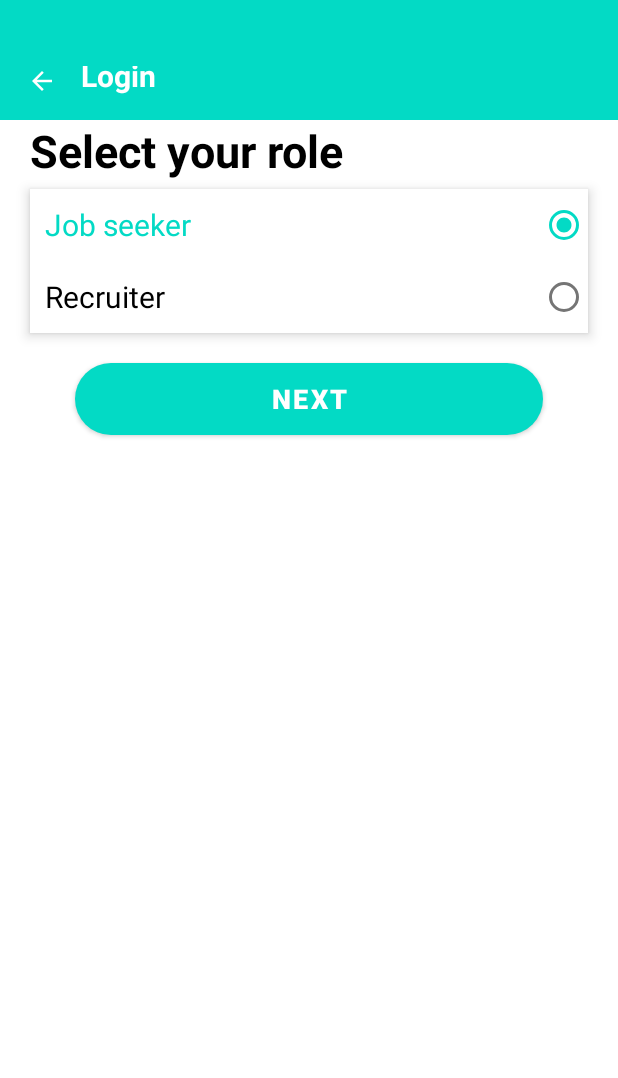
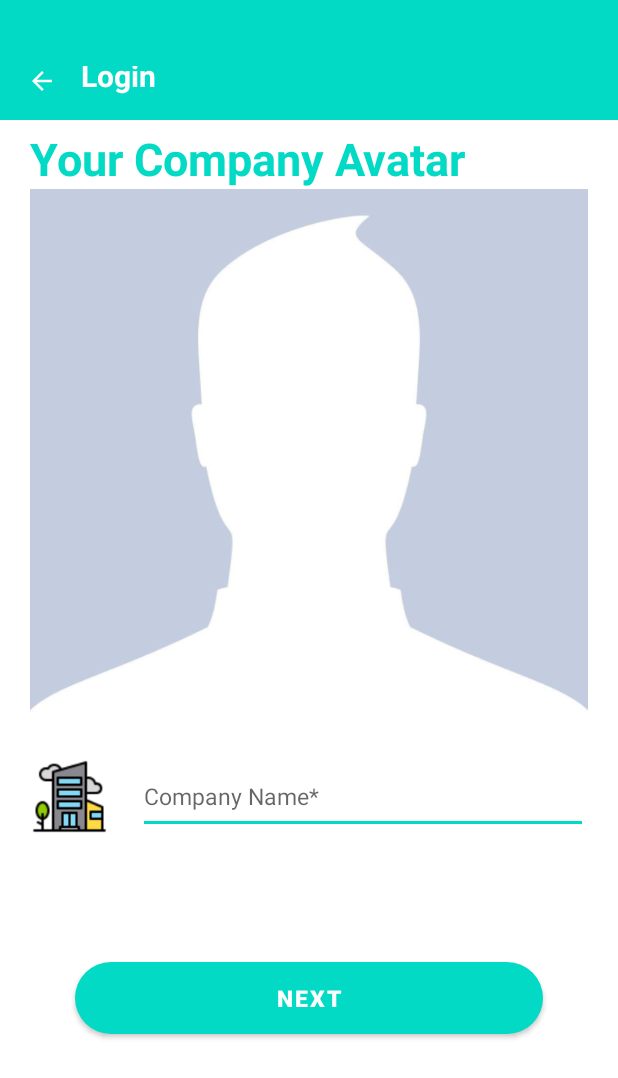
Before and after one commit to NekoNo001/GoJob, an Android app: the layout activity_companycolletion.xml on its own in the app's theme, with its tools: preview values and no code run, on a phone screen of 412 x 824 dp. Shown: the top 1078 px of the screen. Run offline under Robolectric (Android 15) with nearby library versions, the phone set to English and light mode, and no system bars.

Commit message:
new company collection

```diff
--- a/app/src/main/java/com/b1906478/gojob/activity/SignupActivity2.java
+++ b/app/src/main/java/com/b1906478/gojob/activity/SignupActivity2.java
@@ -69,7 +69,7 @@ public class SignupActivity2 extends AppCompatActivity {
                     startActivity(i);
                     finish();
                 }if (btnRecruiter.isChecked()){
-                    Intent i =new Intent(SignupActivity2.this,CompanycollectionActivity.class);
+                    Intent i =new Intent(SignupActivity2.this,CompanycolletionActivity.class);
                     startActivity(i);
                     finish();
                 }
--- a/app/src/main/res/layout/activity_companycolletion.xml
+++ b/app/src/main/res/layout/activity_companycolletion.xml
@@ -1,86 +1,92 @@
 <?xml version="1.0" encoding="utf-8"?>
-<androidx.constraintlayout.widget.ConstraintLayout xmlns:android="http://schemas.android.com/apk/res/android"
+<ScrollView xmlns:android="http://schemas.android.com/apk/res/android"
     xmlns:app="http://schemas.android.com/apk/res-auto"
     xmlns:tools="http://schemas.android.com/tools"
     android:layout_width="match_parent"
     android:layout_height="match_parent"
-    tools:context=".activity.CompanycollectionActivity"
-    >
+    android:fillViewport="true">
 
+
+    <androidx.constraintlayout.widget.ConstraintLayout
+        android:layout_width="match_parent"
+        android:layout_height="match_parent"
+        tools:context=".activity.CompanycolletionActivity">
 
         <include
             android:id="@+id/toolbarid"
             layout="@layout/toolbar"
-        />
+            app:layout_constraintEnd_toEndOf="parent"
+            app:layout_constraintStart_toStartOf="parent"
+            app:layout_constraintTop_toTopOf="parent" />
+
+        <ImageView
+            android:id="@+id/imageView2"
+            android:layout_width="match_parent"
+            android:layout_height="370dp"
+            android:layout_marginStart="20dp"
+            android:layout_marginEnd="20dp"
+            android:background="@drawable/img"
+            app:layout_constraintEnd_toEndOf="parent"
+            app:layout_constraintStart_toStartOf="parent"
+            app:layout_constraintTop_toBottomOf="@+id/textView" />
 
 
         <TextView
-        android:id="@+id/hind1id"
+            android:id="@+id/textView"
             android:layout_width="match_parent"
             android:layout_height="wrap_content"
-        android:layout_below="@+id/toolbarid"
+            android:text="Your Company Avatar"
+            android:textSize="30sp"
+            app:layout_constraintTop_toBottomOf="@+id/toolbarid"
             android:gravity="center_vertical"
-        android:text="@string/select_your_role"
-        android:textSize="30sp"
-        android:textColor="@color/darkmodedfont"
-        app:layout_constraintTop_toBottomOf="@+id/toolbarid"
+            android:textStyle="bold"
             android:layout_marginStart="20dp"
             android:layout_marginEnd="20dp"
-        android:textStyle="bold"/>
+            android:layout_marginTop="5dp"
+            android:textColor="@color/Mint"
+            app:layout_constraintEnd_toEndOf="parent"
+            app:layout_constraintStart_toStartOf="parent"/>
 
-    <RadioGroup
-        android:id="@+id/radioGroup"
+        <EditText
+            android:id="@+id/txtcompanyName"
+            android:layout_width="300dp"
+            android:layout_height="50dp"
+            android:layout_marginEnd="20dp"
+            android:layout_marginTop="10dp"
+            android:gravity="center_vertical"
+            android:hint="Company Name*"
+            android:singleLine="true"
+            app:layout_constraintEnd_toEndOf="parent"
+            app:layout_constraintTop_toBottomOf="@+id/imageView2" />
+
+        <ImageView
+            android:id="@+id/personid"
+            android:layout_width="50dp"
+            android:layout_height="50dp"
+            android:layout_marginTop="10dp"
+            android:background="@drawable/office"
+            app:layout_constraintEnd_toStartOf="@id/txtcompanyName"
+            app:layout_constraintStart_toStartOf="parent"
+            app:layout_constraintTop_toBottomOf="@+id/imageView2" />
+
+
+        <Button
+            android:id="@+id/btnNext"
             android:layout_width="match_parent"
             android:layout_height="wrap_content"
-        android:orientation="vertical"
-        app:layout_constraintTop_toBottomOf="@+id/hind1id"
-        android:layout_marginTop="5dp"
-        android:layout_marginStart="20dp"
-        android:layout_marginEnd="20dp"
-        style="@style/collectionBox"
-        android:elevation="5dp">
-
-
-        <RadioButton
-            android:textColor="@color/Mint"
-            android:id="@+id/Job_seeker"
-            android:layout_width="match_parent"
-            android:layout_height="wrap_content"
-            android:layout_gravity="start"
-            android:layoutDirection="rtl"
-            android:padding="10dp"
-            android:text="@string/job_seeker"
-            android:textAlignment="textStart"
-            android:textSize="20sp"
-            android:checked="true"
-            />
-
-
-        <RadioButton
-            android:textColor="@color/darkmodedfont"
-            android:id="@+id/Recruiter"
-            android:layout_width="match_parent"
-            android:layout_height="wrap_content"
-            android:layout_gravity="start"
-            android:layoutDirection="rtl"
-            android:padding="10dp"
-            android:text="Recruiter"
-            android:textAlignment="textStart"
-            android:textSize="20sp" />
-    </RadioGroup>
-
-    <Button
-        android:id="@+id/btnsignIn"
-        android:layout_width="match_parent"
-        android:layout_height="wrap_content"
+            android:layout_marginStart="50dp"
+            android:layout_marginEnd="50dp"
+            android:layout_marginBottom="50dp"
             android:background="@drawable/round_bg"
             android:gravity="center"
             android:text="@string/next"
-        android:textSize="18sp"
             android:textColor="@color/white"
             android:textStyle="bold"
-        android:layout_marginStart="50dp"
-        android:layout_marginEnd="50dp"
-        android:layout_marginTop="20dp"
-        app:layout_constraintTop_toBottomOf="@+id/radioGroup" />
+            app:layout_constraintBottom_toBottomOf="parent"
+            app:layout_constraintEnd_toEndOf="parent"
+            app:layout_constraintStart_toStartOf="parent"
+            app:layout_constraintTop_toBottomOf="@+id/txtcompanyName" />
+
     </androidx.constraintlayout.widget.ConstraintLayout>
+
+</ScrollView>
--- a/app/src/main/res/values-night/themes.xml
+++ b/app/src/main/res/values-night/themes.xml
@@ -14,7 +14,7 @@
         <item name="android:windowTranslucentStatus">true</item>
         <!-- Customize your theme here. -->
         <item name="android:textColor">@color/darkmodedfont</item>
-        <item name="android:textSize">15dp</item>
+        <item name="android:textSize">15sp</item>
         <item name="backgroundColor">@color/black</item>
     </style>
     <style name="Toolbar">
--- a/app/src/main/res/values/themes.xml
+++ b/app/src/main/res/values/themes.xml
@@ -14,7 +14,7 @@
         <item name="android:windowLightStatusBar">true</item>
         <!-- Customize your theme here. -->
         <item name="android:textColor">@color/darkmodedfont</item>
-        <item name="android:textSize">15dp</item>
+        <item name="android:textSize">15sp</item>
         <item name="backgroundColor">@color/white</item>
     </style>
     <style name="Theme.GoJob.NoActionBar">
```
Also changed, not shown: app/src/main/AndroidManifest.xml (+11 -7 lines), app/src/main/java/com/b1906478/gojob/activity/CompanycollectionActivity.java (deleted, +0 -80 lines), app/src/main/java/com/b1906478/gojob/activity/CompanycolletionActivity.java (added, +148 -0 lines), app/src/main/res/drawable/office.png (added). Lines whose indentation alone changed are shown as unchanged.
